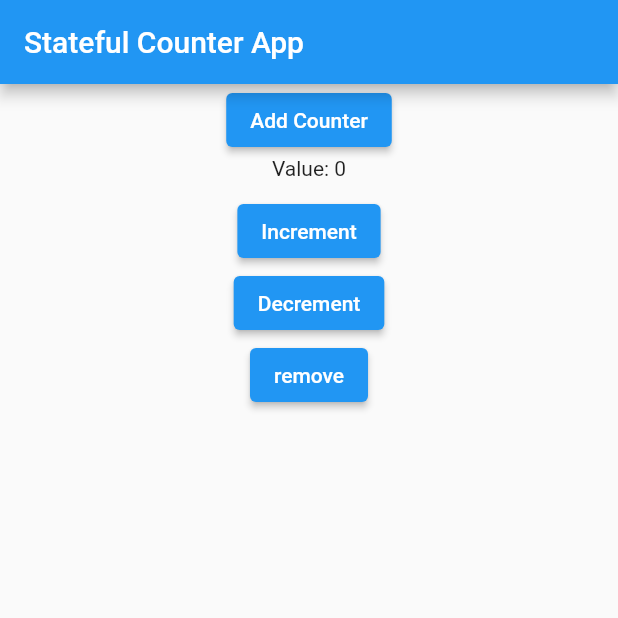
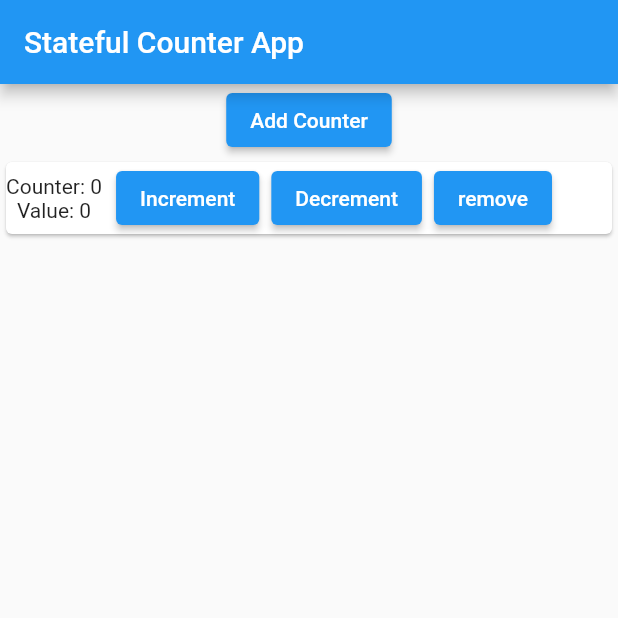
Before and after one commit to IndraMakassar/Advanced-State-Management, a Flutter app: the screen it shows after launch, on a phone screen of 412 x 824 dp, the top half of it. Run offline on Flutter 3.47's test engine with Material 2 defaults, Android fonts, the phone set to English and light mode, and no system bars.

```diff
--- a/lib/main.dart
+++ b/lib/main.dart
@@ -9,14 +9,16 @@ void main() {
 class MyApp extends StatelessWidget {
   final GlobalState model = GlobalState();
 
+  MyApp({super.key});
+
   @override
   Widget build(BuildContext context) {
     return ScopedModel<GlobalState>(
         model: model,
         child: MaterialApp(
           home: Scaffold(
-            appBar: AppBar(title: Text('Stateful Counter App')),
-            body: SingleChildScrollView(
+            appBar: AppBar(title: const Text('Stateful Counter App')),
+            body: const SingleChildScrollView(
               child: Column(
                 children: <Widget>[
                   CounterList(),
@@ -29,6 +31,8 @@ class MyApp extends StatelessWidget {
 }
 
 class CounterList extends StatelessWidget {
+  const CounterList({super.key});
+
   @override
   Widget build(BuildContext context) {
     final GlobalState model =
@@ -39,13 +43,16 @@ class CounterList extends StatelessWidget {
           onPressed: () {
             model.addCounter();
           },
-          child: Text('Add Counter'),
+          child: const Text('Add Counter'),
         ),
-        ListView.builder(
+        ReorderableListView.builder(
           itemCount: model.counters.length,
           shrinkWrap: true,
           itemBuilder: (context, index) {
-            return CounterWidget(index: index);
+            return CounterWidget(index: index, key: ValueKey(index));
+          },
+          onReorder: (int oldIndex, int newIndex) {
+            model.reorderCounter(oldIndex, newIndex);
           },
         ),
       ],
@@ -55,36 +62,66 @@ class CounterList extends StatelessWidget {
 
 class CounterWidget extends StatelessWidget {
   final int index;
+  final Key key;
 
-  CounterWidget({required this.index});
+  CounterWidget({required this.index, required this.key});
 
   @override
   Widget build(BuildContext context) {
     final GlobalState model =
         ScopedModel.of<GlobalState>(context, rebuildOnChange: true);
-    return Center(
+    return Card(
+      key: key,
       child: Column(
+        mainAxisAlignment: MainAxisAlignment.spaceAround,
+        children: <Widget>[
+          Row(
+            mainAxisAlignment: MainAxisAlignment.spaceBetween,
+            children: <Widget>[
+              Column(
                 mainAxisAlignment: MainAxisAlignment.center,
                 children: <Widget>[
+                  Text('Counter: $index'),
                   Text('Value: ${model.counters[index]}'),
-          SizedBox(height: 10),
+                ],
+              ),
+              Column(
+                mainAxisAlignment: MainAxisAlignment.center,
+                children: <Widget>[
+                  Row(
+                    children: <Widget>[
                       ElevatedButton(
                         onPressed: () {
                           model.incrementCounter(index);
                         },
-            child: Text('Increment'),
+                        child: const Text('Increment'),
+                      ),
+                      const SizedBox(
+                        width: 8,
                       ),
                       ElevatedButton(
                         onPressed: () {
                           model.decrementCounter(index);
                         },
-            child: Text('Decrement'),
+                        child: const Text('Decrement'),
+                      ),
+                      const SizedBox(
+                        width: 8,
                       ),
                       ElevatedButton(
                           onPressed: () {
                             model.removeCounter(index);
                           },
-              child: Text("remove"))
+                          child: const Text("remove")),
+                      const SizedBox(
+                        width: 40,
+                      ),
+                    ],
+                  )
+                ],
+              ),
+            ],
+          )
         ],
       ),
     );
--- a/package/globalState/lib/global_state.dart
+++ b/package/globalState/lib/global_state.dart
@@ -31,4 +31,13 @@ class GlobalState extends Model {
     _counters.removeAt(index);
     notifyListeners();
   }
+
+  void reorderCounter(int oldIndex, int newIndex) {
+    if (oldIndex != newIndex) {
+      final item = _counters.removeAt(oldIndex);
+      _counters.insert(newIndex, item);
+      notifyListeners();
+    }
+  }
+
 }
```
Lines whose indentation alone changed are shown as unchanged.
